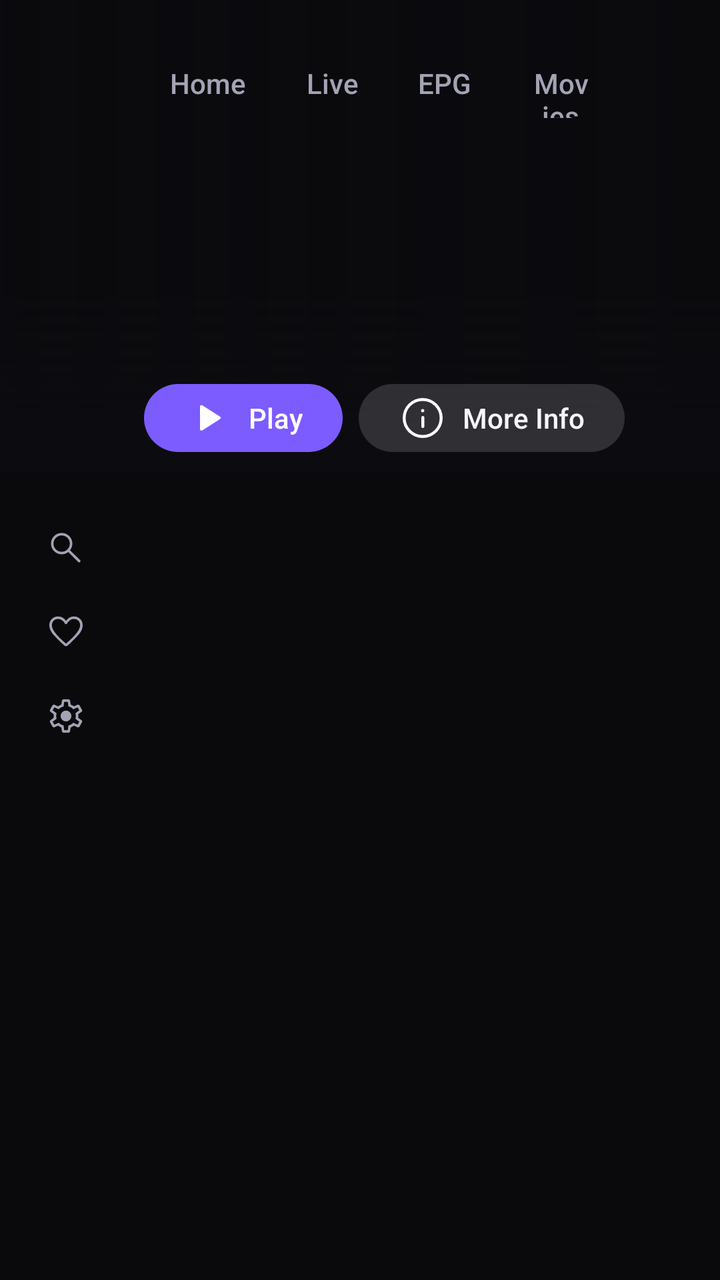
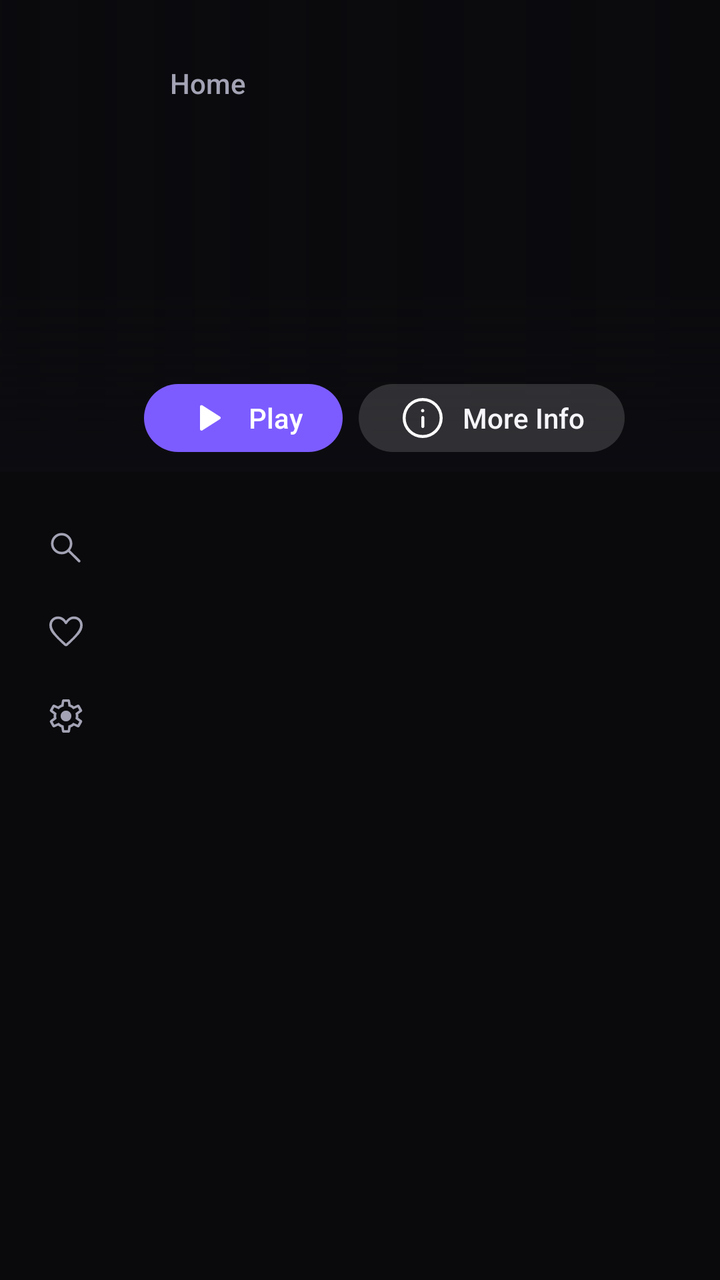

Before-and-after screenshots of an Android layout around one commit, followed by the original layout XML and the change that was made.
<!-- AndroidManifest.xml: application theme Theme.Pstv -->
<!-- res/layout/activity_home.xml -->
<?xml version="1.0" encoding="utf-8"?>
<FrameLayout xmlns:android="http://schemas.android.com/apk/res/android"
    android:layout_width="match_parent"
    android:layout_height="match_parent"
    android:background="@color/bg">

    
    <LinearLayout
        android:id="@+id/page_rows"
        android:layout_width="match_parent"
        android:layout_height="match_parent"
        android:orientation="vertical">

        <FrameLayout
            android:id="@+id/hero_area"
            android:layout_width="match_parent"
            android:layout_height="236dp">

            <ImageView android:id="@+id/hero_a" android:layout_width="match_parent" android:layout_height="match_parent" android:scaleType="centerCrop" />
            <ImageView android:id="@+id/hero_b" android:layout_width="match_parent" android:layout_height="match_parent" android:alpha="0" android:scaleType="centerCrop" />
            <View android:layout_width="match_parent" android:layout_height="match_parent" android:background="@drawable/scrim_left" />
            <View android:layout_width="match_parent" android:layout_height="90dp" android:layout_gravity="bottom" android:background="@drawable/scrim_bottom" />

            <LinearLayout
                android:layout_width="480dp"
                android:layout_height="match_parent"
                android:gravity="bottom"
                android:orientation="vertical"
                android:paddingBottom="10dp"
                android:paddingLeft="@dimen/content_start">

                <TextView android:id="@+id/hero_title" android:shadowColor="#CC000000" android:shadowRadius="8" android:layout_width="match_parent" android:layout_height="wrap_content" android:ellipsize="end" android:fontFamily="@string/font_strong" android:maxLines="2" android:textColor="@color/text" android:textSize="@dimen/type_headline" />
                <LinearLayout android:layout_width="wrap_content" android:layout_height="wrap_content" android:layout_marginTop="5dp" android:orientation="horizontal">
                    <TextView android:id="@+id/hero_c1" style="@style/Chip" android:layout_width="wrap_content" android:layout_height="wrap_content" />
                    <TextView android:id="@+id/hero_c2" style="@style/Chip" android:layout_width="wrap_content" android:layout_height="wrap_content" />
                    <TextView android:id="@+id/hero_c3" style="@style/Chip" android:layout_width="wrap_content" android:layout_height="wrap_content" />
                </LinearLayout>
                <TextView android:id="@+id/hero_desc" android:shadowColor="#CC000000" android:shadowRadius="6" android:layout_width="match_parent" android:layout_height="wrap_content" android:layout_marginTop="5dp" android:ellipsize="end" android:maxLines="3" android:textColor="@color/text" android:textSize="@dimen/type_caption" />
                <LinearLayout android:layout_width="wrap_content" android:layout_height="wrap_content" android:layout_marginTop="9dp" android:orientation="horizontal">
                    <TextView android:id="@+id/hero_play" style="@style/BtnPrimary" android:layout_width="wrap_content" android:layout_height="wrap_content" android:layout_marginRight="8dp" android:drawableLeft="@drawable/ic_play" android:paddingBottom="5dp" android:paddingTop="5dp" android:text="Play" />
                    <TextView android:id="@+id/hero_more" style="@style/Btn" android:layout_width="wrap_content" android:layout_height="wrap_content" android:drawableLeft="@drawable/ic_info" android:paddingBottom="5dp" android:paddingTop="5dp" android:text="More Info" />
                </LinearLayout>
            </LinearLayout>
        </FrameLayout>

        <androidx.recyclerview.widget.RecyclerView
            android:id="@+id/rows"
            android:layout_width="match_parent"
            android:layout_height="0dp"
            android:layout_weight="1"
            android:clipChildren="true"
            android:clipToPadding="true" />
    </LinearLayout>

    
    <LinearLayout
        android:id="@+id/page_live"
        android:layout_width="match_parent"
        android:layout_height="match_parent"
        android:orientation="horizontal"
        android:paddingTop="64dp"
        android:visibility="gone">

        <androidx.recyclerview.widget.RecyclerView
            android:id="@+id/live_cats"
            android:layout_width="250dp"
            android:layout_height="match_parent"
            android:clipToPadding="false"
            android:paddingBottom="20dp"
            android:paddingLeft="@dimen/content_start"
            android:paddingRight="12dp" />

        <androidx.recyclerview.widget.RecyclerView
            android:id="@+id/live_grid"
            android:layout_width="0dp"
            android:layout_height="match_parent"
            android:layout_weight="1"
            android:clipChildren="false"
            android:clipToPadding="false"
            android:paddingBottom="20dp"
            android:paddingLeft="12dp"
            android:paddingRight="@dimen/safe_h"
            android:paddingTop="8dp" />
    </LinearLayout>

    
    <LinearLayout
        android:id="@+id/page_epg"
        android:layout_width="match_parent"
        android:layout_height="match_parent"
        android:orientation="vertical"
        android:paddingTop="64dp"
        android:visibility="gone">

        <FrameLayout android:id="@+id/epg_head" android:layout_width="match_parent" android:layout_height="26dp" />
        <TextView
            android:id="@+id/epg_msg"
            android:layout_width="match_parent"
            android:layout_height="wrap_content"
            android:padding="40dp"
            android:textColor="@color/text_dim"
            android:textSize="@dimen/type_body"
            android:visibility="gone" />
        <androidx.recyclerview.widget.RecyclerView
            android:id="@+id/epg_rows"
            android:layout_width="match_parent"
            android:layout_height="0dp"
            android:layout_weight="1"
            android:clipChildren="false" />
    </LinearLayout>

    
    <LinearLayout
        android:id="@+id/rail"
        android:layout_width="wrap_content"
        android:layout_height="match_parent"
        android:layout_gravity="left"
        android:gravity="center_vertical"
        android:orientation="vertical"
        android:paddingLeft="16dp"
        android:paddingRight="8dp">
        <ImageView android:id="@+id/rail_search" style="@style/Rail" android:src="@drawable/ic_search" />
        <ImageView android:id="@+id/rail_fav" style="@style/Rail" android:src="@drawable/ic_fav" />
        <ImageView android:id="@+id/nav_settings" style="@style/Rail" android:src="@drawable/ic_settings" />
    </LinearLayout>

    
    <LinearLayout
        android:id="@+id/tabs"
        android:layout_width="match_parent"
        android:layout_height="64dp"
        android:gravity="top"
        android:orientation="horizontal"
        android:paddingLeft="@dimen/content_start"
        android:paddingRight="@dimen/safe_h"
        android:paddingTop="@dimen/safe_v">

        <TextView style="@style/Tab" android:layout_width="wrap_content" android:layout_height="wrap_content" android:text="Search" android:visibility="gone" />
        <TextView style="@style/Tab" android:layout_width="wrap_content" android:layout_height="wrap_content" android:layout_marginRight="4dp" android:text="Home" />
        <TextView style="@style/Tab" android:layout_width="wrap_content" android:layout_height="wrap_content" android:layout_marginRight="4dp" android:text="Live" />
        <TextView style="@style/Tab" android:layout_width="wrap_content" android:layout_height="wrap_content" android:layout_marginRight="4dp" android:text="EPG" />
        <TextView style="@style/Tab" android:layout_width="wrap_content" android:layout_height="wrap_content" android:layout_marginRight="4dp" android:text="Movies" />
        <TextView style="@style/Tab" android:layout_width="wrap_content" android:layout_height="wrap_content" android:text="TV shows" />

        <TextView
            android:id="@+id/status"
            android:layout_width="0dp"
            android:layout_height="wrap_content"
            android:layout_gravity="center_vertical"
            android:layout_marginLeft="12dp"
            android:layout_weight="1"
            android:ellipsize="end"
            android:gravity="right"
            android:maxLines="1"
            android:shadowColor="#000000"
            android:shadowRadius="4"
            android:textColor="@color/text"
            android:textSize="@dimen/type_micro" />
    </LinearLayout>

    
    <androidx.recyclerview.widget.RecyclerView
        android:id="@+id/drawer"
        android:layout_width="260dp"
        android:layout_height="match_parent"
        android:layout_marginBottom="@dimen/safe_v"
        android:layout_marginLeft="@dimen/content_start"
        android:layout_marginTop="64dp"
        android:background="@drawable/frost_panel"
        android:padding="8dp"
        android:visibility="gone" />
</FrameLayout>
<!-- resources referenced by this layout -->
<resources>
  <color name="bg">#0A0A0D</color>
  <color name="text">#F5F5FA</color>
  <color name="text_dim">#A3A3B5</color>
  <dimen name="content_start">72dp</dimen>
  <dimen name="safe_h">48dp</dimen>
  <dimen name="safe_v">27dp</dimen>
  <dimen name="type_body">14sp</dimen>
  <dimen name="type_caption">12sp</dimen>
  <dimen name="type_headline">22sp</dimen>
  <dimen name="type_micro">11sp</dimen>
  <!-- drawable frost_panel (drawable) -->
  <?xml version="1.0" encoding="utf-8"?>
  <shape xmlns:android="http://schemas.android.com/apk/res/android" android:shape="rectangle">
      <solid android:color="@color/frost" />
      <stroke android:width="1dp" android:color="@color/frost_edge" />
      <corners android:radius="@dimen/radius_panel" />
  </shape>
  <!-- drawable scrim_bottom (drawable) -->
  <?xml version="1.0" encoding="utf-8"?>
  <shape xmlns:android="http://schemas.android.com/apk/res/android" android:shape="rectangle">
      <gradient android:angle="90" android:startColor="#FF0B0B10" android:endColor="#000B0B10" />
  </shape>
  <!-- drawable scrim_left (drawable) -->
  <?xml version="1.0" encoding="utf-8"?>
  <shape xmlns:android="http://schemas.android.com/apk/res/android" android:shape="rectangle">
      <gradient android:angle="0" android:startColor="#C00A0A0D" android:centerColor="#470A0A0D" android:endColor="#000A0A0D" />
  </shape>
  <string name="font_strong">sans-serif-black</string>
  <style name="BtnPrimary" parent="Btn">
          <item name="android:background">@drawable/btn_primary_bg</item>
          <item name="android:textColor">@color/on_accent</item>
          <item name="android:drawableTint">@color/on_accent</item>
      </style>
  <color name="frost">#D112121A</color>
  <color name="frost_edge">#1FFFFFFF</color>
  <dimen name="radius_panel">16dp</dimen>
  <string name="font_medium">sans-serif-medium</string>
  <color name="on_accent">#FFFFFF</color>
  <!-- drawable chip_bg (drawable) -->
  <?xml version="1.0" encoding="utf-8"?>
  <shape xmlns:android="http://schemas.android.com/apk/res/android" android:shape="rectangle">
      <solid android:color="@color/frost" />
      <stroke android:width="1dp" android:color="@color/frost_edge" />
      <corners android:radius="@dimen/radius_chip" />
  </shape>
  <!-- drawable rail_bg (drawable) -->
  <?xml version="1.0" encoding="utf-8"?>
  <selector xmlns:android="http://schemas.android.com/apk/res/android">
      <item android:state_focused="true"><shape android:shape="oval"><solid android:color="@color/focus_ring" /></shape></item>
      <item><shape android:shape="oval"><solid android:color="@android:color/transparent" /></shape></item>
  </selector>
  <!-- drawable tab_text (drawable) -->
  <?xml version="1.0" encoding="utf-8"?>
  <selector xmlns:android="http://schemas.android.com/apk/res/android">
      <item android:state_focused="true" android:color="@color/on_focus" />
      <item android:state_activated="true" android:color="@color/text" />
      <item android:color="@color/text_dim" />
  </selector>
  <color name="accent">#7C5CFF</color>
  <style name="Theme.Pstv.Dialog" parent="@android:style/Theme.Material.Dialog.Alert">
          <item name="android:colorBackground">@color/surface</item>
          <item name="android:windowBackground">@drawable/frost_panel</item>
          <item name="android:colorAccent">@color/accent</item>
          <item name="android:textColorPrimary">@color/text</item>
          <item name="android:textColorSecondary">@color/text_dim</item>
      </style>
  <string name="font_regular">sans-serif</string>
  <color name="focus_ring">#FFFFFF</color>
  <dimen name="radius_pill">28dp</dimen>
  <color name="pill_idle">#26FFFFFF</color>
  <dimen name="radius_chip">8dp</dimen>
  <color name="on_focus">#0A0A0D</color>
  <color name="pill_selected">#40FFFFFF</color>
  <color name="surface">#14141A</color>
  <!-- unchanged entries left out for length: 13 -->
</resources>

<!-- the commit's change to res/layout/activity_home.xml (unified diff, before → after) -->
@@ -132,7 +132,7 @@
         android:gravity="top"
         android:orientation="horizontal"
         android:paddingLeft="@dimen/content_start"
-        android:paddingRight="@dimen/safe_h"
+        android:paddingRight="@dimen/clock_space"
         android:paddingTop="@dimen/safe_v">
 
         <TextView style="@style/Tab" android:layout_width="wrap_content" android:layout_height="wrap_content" android:text="Search" android:visibility="gone" />
@@ -159,6 +159,21 @@
     </LinearLayout>
 
     
+    <TextView
+        android:id="@+id/clock"
+        android:layout_width="wrap_content"
+        android:layout_height="wrap_content"
+        android:layout_gravity="top|right"
+        android:layout_marginRight="@dimen/safe_h"
+        android:layout_marginTop="@dimen/safe_v"
+        android:fontFamily="@string/font_medium"
+        android:paddingTop="7dp"
+        android:shadowColor="#000000"
+        android:shadowRadius="4"
+        android:textColor="@color/text"
+        android:textSize="@dimen/type_micro" />
+
+    
     <androidx.recyclerview.widget.RecyclerView
         android:id="@+id/drawer"
         android:layout_width="260dp"
<!-- resource entries referenced after the edit -->
@@ -3,6 +3,7 @@
   <color name="bg">#0A0A0D</color>
   <color name="text">#F5F5FA</color>
   <color name="text_dim">#A3A3B5</color>
+  <dimen name="clock_space">190dp</dimen>
   <dimen name="content_start">72dp</dimen>
   <dimen name="safe_h">48dp</dimen>
   <dimen name="safe_v">27dp</dimen>
